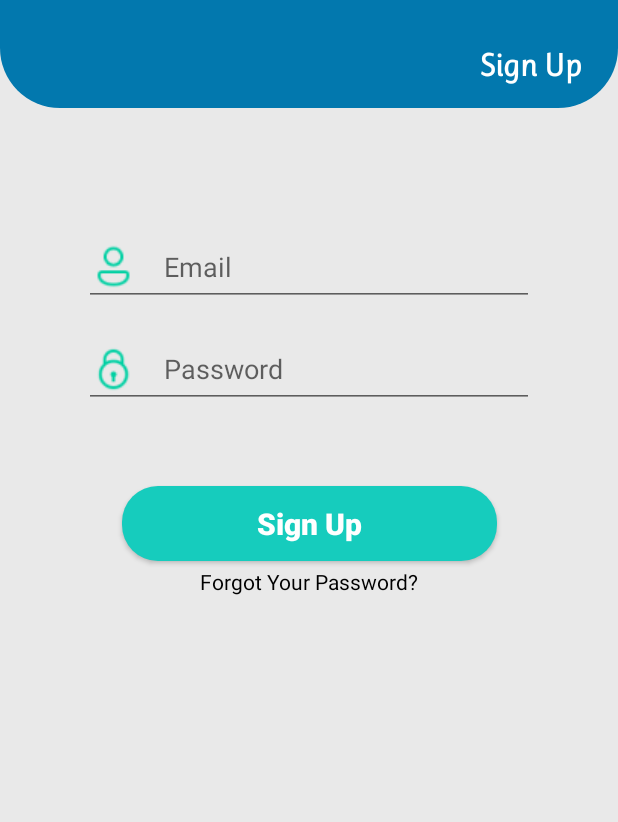
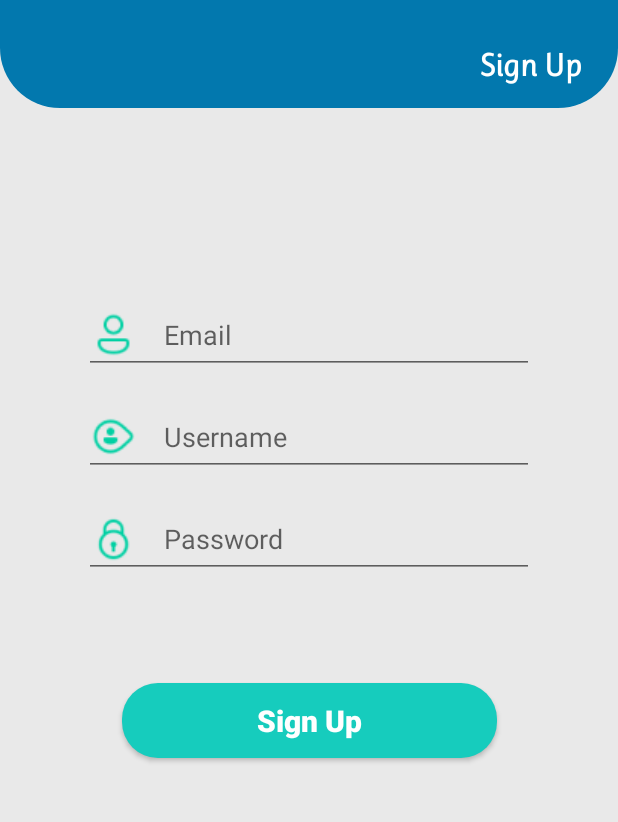
Before and after one commit to daveradin753/BerAgenda, an Android app: the screen it shows after launch (SignInSignUpActivity), after a tap on "Sign Up", on a phone screen of 412 x 824 dp, the part 192-1014 px from its top. Run offline under Robolectric (Android 15) with nearby library versions, the phone set to English and light mode, and no system bars; our stand-ins replace Firebase (no records; nobody signed in at launch, a user with empty details on screens opened directly); 2 other taps on this screen came first.

Commit message:
merubah sign in, sign up, forgot password ui

```diff
--- a/app/src/main/java/com/example/beragenda/fragment/SignUpFragment.kt
+++ b/app/src/main/java/com/example/beragenda/fragment/SignUpFragment.kt
@@ -43,7 +43,7 @@ class SignUpFragment : Fragment() {
 
     override fun onViewCreated(view: View, savedInstanceState: Bundle?) {
         super.onViewCreated(view, savedInstanceState)
-        tvForgotYourPasswordSignUp = view.findViewById(R.id.tvForgotYourPasswordSignup)
+//        tvForgotYourPasswordSignUp = view.findViewById(R.id.tvForgotYourPasswordSignup)
         etSignUpEmailUser = view.findViewById(R.id.etSignupEmailUser)
         etSignUpPasswordUser = view.findViewById(R.id.etSignupPasswordUser)
         btnSignUp = view.findViewById(R.id.btnSignUp)
@@ -53,13 +53,13 @@ class SignUpFragment : Fragment() {
         val SignInFragment = SignInFragment()
         val fragmentManager = fragmentManager
 
-        tvForgotYourPasswordSignUp.setOnClickListener {
-            fragmentManager?.beginTransaction()?.apply {
-                replace(R.id.flSigninSignup, ForgotPasswordFragment)
-                addToBackStack(null)
-                commit()
-            }
-        }
+//        tvForgotYourPasswordSignUp.setOnClickListener {
+//            fragmentManager?.beginTransaction()?.apply {
+//                replace(R.id.flSigninSignup, ForgotPasswordFragment)
+//                addToBackStack(null)
+//                commit()
+//            }
+//        }
 
         btnSignUp.setOnClickListener {
             val email: String = etSignUpEmailUser.text.toString()
--- a/app/src/main/res/layout/fragment_forgot_password.xml
+++ b/app/src/main/res/layout/fragment_forgot_password.xml
@@ -60,7 +60,7 @@
             android:id="@+id/etForgotYourPasswordEmailUser"
             android:layout_width="300dp"
             android:layout_height="wrap_content"
-            android:layout_marginTop="33dp"
+            android:layout_marginTop="90dp"
             android:drawableStart="@drawable/icons8_email_48px"
             android:drawablePadding="18dp"
             android:hint="Email"
@@ -75,7 +75,7 @@
             android:layout_width="wrap_content"
             android:layout_height="wrap_content"
             android:layout_marginLeft="100dp"
-            android:layout_marginTop="81dp"
+            android:layout_marginTop="88dp"
             android:text="Remember Password?"
             app:layout_constraintBottom_toTopOf="@id/btnSendForgotYourPassword"
             app:layout_constraintEnd_toStartOf="@id/tvLoginForgotYourPassword"
@@ -87,7 +87,7 @@
             android:layout_width="wrap_content"
             android:layout_height="wrap_content"
             android:layout_marginLeft="22dp"
-            android:layout_marginTop="81dp"
+            android:layout_marginTop="88dp"
             android:text="Login"
             android:textColor="#0278AE"
             app:layout_constraintEnd_toEndOf="parent"
--- a/app/src/main/res/layout/fragment_sign_up.xml
+++ b/app/src/main/res/layout/fragment_sign_up.xml
@@ -57,7 +57,7 @@
             android:id="@+id/etSignupEmailUser"
             android:layout_width="300dp"
             android:layout_height="wrap_content"
-            android:layout_marginTop="80dp"
+            android:layout_marginTop="125dp"
             android:drawableStart="@drawable/icons8_email_48px"
             android:drawablePadding="18dp"
             android:hint="Email"
@@ -65,6 +65,19 @@
             app:layout_constraintEnd_toEndOf="parent"
             app:layout_constraintStart_toStartOf="parent"
             app:layout_constraintTop_toBottomOf="@+id/imageView2" />
+
+        <EditText
+            android:id="@+id/etSignupUsernameUser"
+            android:layout_width="300dp"
+            android:layout_height="wrap_content"
+            android:layout_marginTop="16dp"
+            android:drawableStart="@drawable/icons8_username_48px"
+            android:drawablePadding="18dp"
+            android:inputType="text"
+            android:hint="Username"
+            app:layout_constraintEnd_toEndOf="parent"
+            app:layout_constraintStart_toStartOf="parent"
+            app:layout_constraintTop_toBottomOf="@+id/etSignupEmailUser" />
 
         <EditText
             android:id="@+id/etSignupPasswordUser"
@@ -78,13 +91,13 @@
             android:imeOptions="actionDone"
             app:layout_constraintEnd_toEndOf="parent"
             app:layout_constraintStart_toStartOf="parent"
-            app:layout_constraintTop_toBottomOf="@+id/etSignupEmailUser" />
+            app:layout_constraintTop_toBottomOf="@+id/etSignupUsernameUser" />
 
         <androidx.appcompat.widget.AppCompatButton
             android:id="@+id/btnSignUp"
             android:layout_width="250dp"
             android:layout_height="50dp"
-            android:layout_marginTop="52dp"
+            android:layout_marginTop="70dp"
             android:background="@drawable/signin_button_style"
             android:text="Sign Up"
             android:textAllCaps="false"
@@ -95,17 +108,6 @@
             app:layout_constraintStart_toStartOf="parent"
             app:layout_constraintTop_toBottomOf="@+id/etSignupPasswordUser" />
 
-        <TextView
-            android:id="@+id/tvForgotYourPasswordSignup"
-            android:layout_width="wrap_content"
-            android:layout_height="wrap_content"
-            android:layout_marginTop="4dp"
-            android:text="Forgot Your Password?"
-            android:textColor="@color/black"
-            app:layout_constraintEnd_toEndOf="parent"
-            app:layout_constraintStart_toStartOf="parent"
-            app:layout_constraintTop_toBottomOf="@+id/btnSignUp" />
-
 
     </androidx.constraintlayout.widget.ConstraintLayout>
 
```
Also changed, not shown: app/src/main/res/layout/fragment_sign_in.xml (+7 -19 lines).
